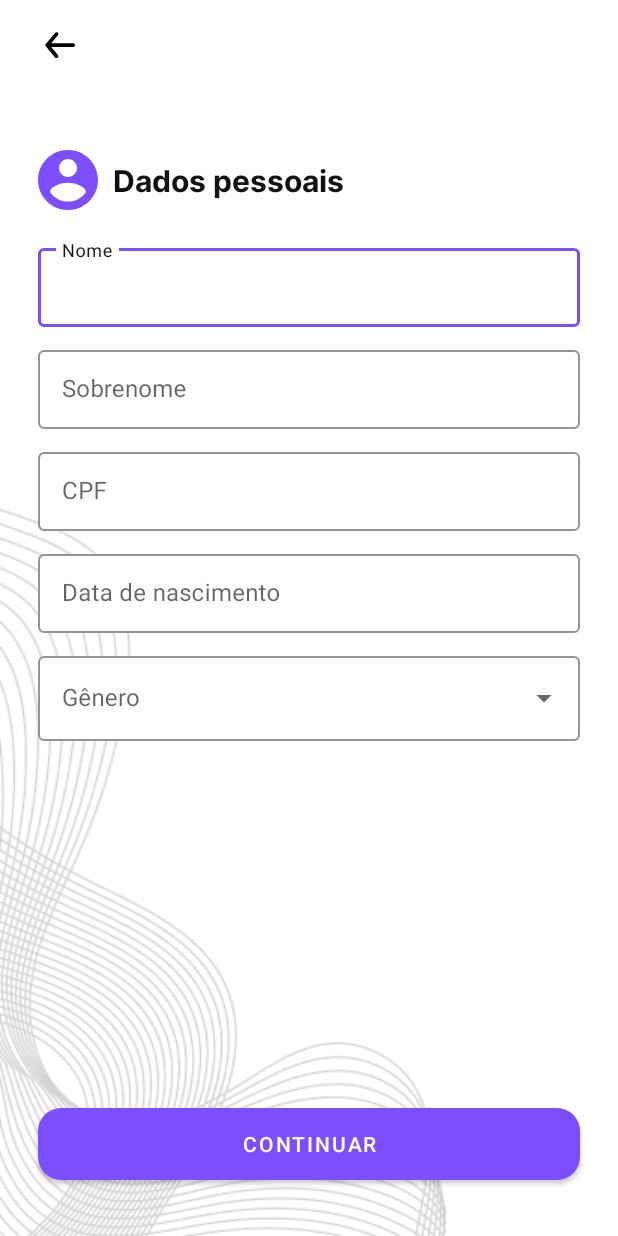
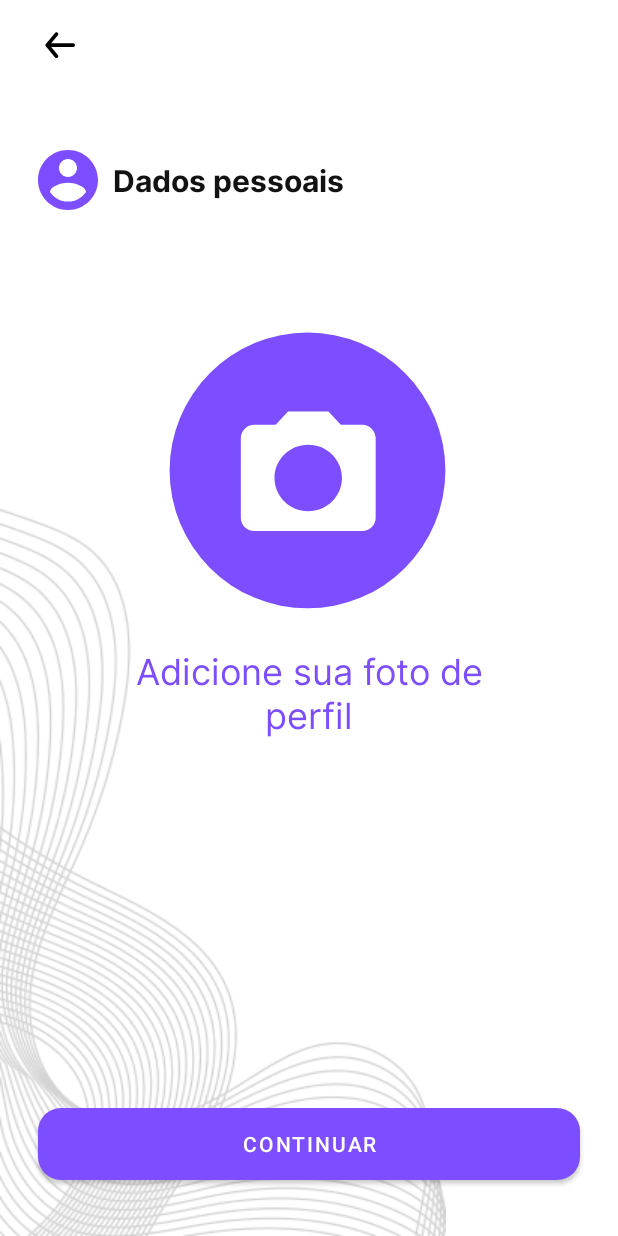
Before and after one commit to lucasar2303/Laris, an Android app: the screen it shows after launch (SignupPersonalActivity before the commit, SignupPhotoActivity after it), on a phone screen of 412 x 824 dp. Run offline under Robolectric (Android 15) with nearby library versions, the phone set to English and light mode, and no system bars; our stand-ins replace CircleImageView; plain views replace MaskEditText.

Commit message:
Layout SignupPhoto + Seleção de foto na galeria + Orientação de foto

```diff
--- a/app/build.gradle
+++ b/app/build.gradle
@@ -42,4 +42,8 @@ dependencies {
 
     // Maskara
     implementation 'com.github.santalu:maskara:1.0.0'
+
+    //CircleImage
+    implementation 'de.hdodenhof:circleimageview:2.2.0'
+
 }
--- a/app/src/main/AndroidManifest.xml
+++ b/app/src/main/AndroidManifest.xml
@@ -14,6 +14,9 @@
         android:theme="@style/Theme.Laris"
         tools:targetApi="31">
         <activity
+            android:name=".SignupPersonalActivity"
+            android:exported="false" />
+        <activity
             android:name=".RecoveryPasswordActivity"
             android:exported="false" />
         <activity
@@ -26,7 +29,7 @@
             android:name=".MainActivity"
             android:exported="false" />
         <activity
-            android:name=".SignupPersonalActivity"
+            android:name=".SignupPhotoActivity"
             android:exported="true">
             <intent-filter>
                 <action android:name="android.intent.action.MAIN" />
--- /dev/null
+++ b/app/src/main/res/layout/activity_signup_photo.xml
@@ -0,0 +1,99 @@
+<?xml version="1.0" encoding="utf-8"?>
+<androidx.constraintlayout.widget.ConstraintLayout xmlns:android="http://schemas.android.com/apk/res/android"
+    xmlns:app="http://schemas.android.com/apk/res-auto"
+    xmlns:tools="http://schemas.android.com/tools"
+    android:layout_width="match_parent"
+    android:layout_height="match_parent"
+    tools:context=".SignupPhotoActivity">
+
+    <ImageView
+        android:id="@+id/imgBack"
+        android:layout_width="30dp"
+        android:layout_height="30dp"
+        android:layout_marginStart="25dp"
+        android:layout_marginTop="15dp"
+        app:layout_constraintStart_toStartOf="parent"
+        app:layout_constraintTop_toTopOf="parent"
+        app:srcCompat="@drawable/icon_arrowback"
+        app:tint="@color/black" />
+
+    <ImageView
+        android:id="@+id/imageView2"
+        android:layout_width="40dp"
+        android:layout_height="40dp"
+        android:layout_marginStart="25dp"
+        android:layout_marginTop="100dp"
+        app:layout_constraintStart_toStartOf="parent"
+        app:layout_constraintTop_toTopOf="parent"
+        app:srcCompat="@drawable/icon_profile" />
+
+    <TextView
+        android:id="@+id/textView"
+        android:layout_width="wrap_content"
+        android:layout_height="wrap_content"
+        android:layout_marginStart="10dp"
+        android:fontFamily="@font/inter_bold"
+        android:text="Dados pessoais"
+        android:textColor="@color/preto_1"
+        android:textSize="20dp"
+        app:layout_constraintBottom_toBottomOf="@+id/imageView2"
+        app:layout_constraintStart_toEndOf="@+id/imageView2"
+        app:layout_constraintTop_toTopOf="@+id/imageView2" />
+
+    <ImageView
+        android:id="@+id/imageView3"
+        android:layout_width="wrap_content"
+        android:layout_height="wrap_content"
+        app:layout_constraintBottom_toBottomOf="parent"
+        app:layout_constraintStart_toStartOf="parent"
+        app:srcCompat="@drawable/bg_lines" />
+
+    <Button
+        android:id="@+id/btnEnviar"
+        android:layout_width="match_parent"
+        android:layout_height="wrap_content"
+        android:layout_marginHorizontal="25dp"
+        android:background="@drawable/btn_form"
+        android:text="Continuar"
+        app:backgroundTint="@color/roxo"
+        app:layout_constraintBottom_toBottomOf="parent"
+        app:layout_constraintEnd_toEndOf="parent"
+        app:layout_constraintHorizontal_bias="0.52"
+        app:layout_constraintStart_toStartOf="parent"
+        app:layout_constraintTop_toTopOf="@+id/guideline4" />
+
+    <androidx.constraintlayout.widget.Guideline
+        android:id="@+id/guideline4"
+        android:layout_width="wrap_content"
+        android:layout_height="wrap_content"
+        android:orientation="horizontal"
+        app:layout_constraintGuide_percent="0.85" />
+
+    <de.hdodenhof.circleimageview.CircleImageView
+        android:id="@+id/imgPhoto"
+        android:layout_width="200dp"
+        android:layout_height="200dp"
+        android:layout_marginTop="80dp"
+        app:layout_constraintEnd_toEndOf="parent"
+        app:layout_constraintStart_toStartOf="parent"
+        app:layout_constraintTop_toBottomOf="@+id/textView"
+        android:background="@drawable/icon_photo"
+        />
+
+    <TextView
+        android:id="@+id/textView4"
+        android:layout_width="match_parent"
+        android:layout_height="wrap_content"
+        android:layout_marginTop="15dp"
+        android:paddingHorizontal="70dp"
+        android:textAlignment="center"
+        android:text="Adicione sua foto de perfil"
+        android:fontFamily="@font/inter_regular"
+        android:textColor="@color/roxo"
+        android:textSize="24dp"
+        app:layout_constraintEnd_toEndOf="parent"
+        app:layout_constraintStart_toStartOf="parent"
+        app:layout_constraintTop_toBottomOf="@+id/imgPhoto" />
+
+
+</androidx.constraintlayout.widget.ConstraintLayout>
```
Also changed, not shown: app/src/main/java/com/example/laris/LoginActivity.java (+9 -0 lines), app/src/main/java/com/example/laris/SignupPersonalActivity.java (+12 -3 lines), app/src/main/java/com/example/laris/SignupPhotoActivity.java (added, +104 -0 lines), app/src/main/java/com/example/laris/WelcomeActivity.java (+10 -0 lines).
